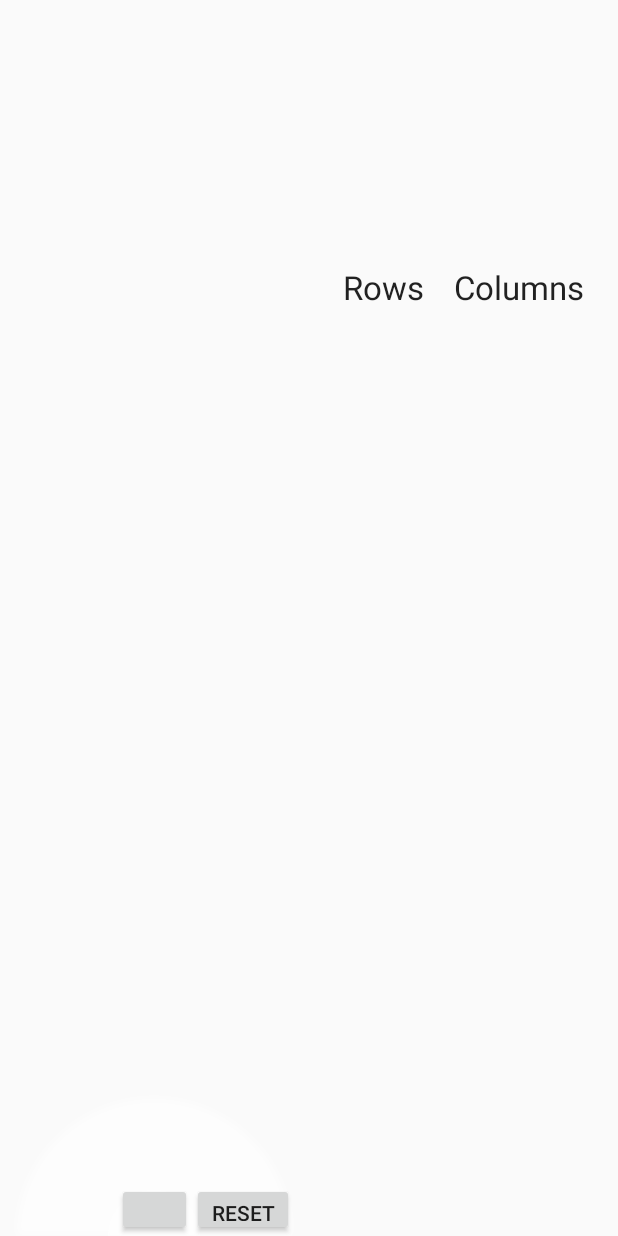
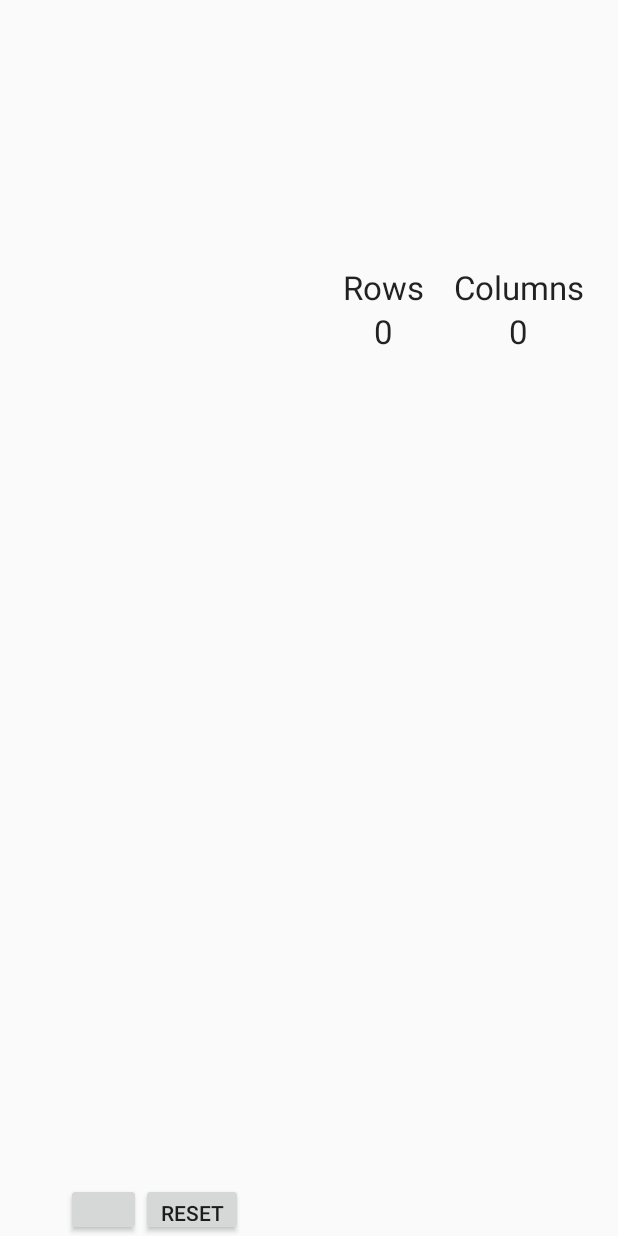
Before and after one commit to Kritten/touchpivot, an Android app: the screen it shows after launch (MainActivity), after a tap on "RESET", on a phone screen of 412 x 824 dp. Run offline under Robolectric (Android 15) with nearby library versions, the phone set to English and light mode, and no system bars; libraries missing offline, so code that uses them is left out: com.github.mikephil.charting; 13 statements that could not run were skipped; 1 other tap on this screen came first.

Commit message:
*last fixes

```diff
--- a/app/src/main/java/de/uni_weimar/touchpivot/DataManager.java
+++ b/app/src/main/java/de/uni_weimar/touchpivot/DataManager.java
@@ -107,7 +107,8 @@ public class DataManager {
      */
     private void loadDataItems() {
         try {
-            BufferedReader br = new BufferedReader( new InputStreamReader(resources.openRawResource(R.raw.exported_data)));
+//            BufferedReader br = new BufferedReader( new InputStreamReader(resources.openRawResource(R.raw.exported_data)));
+            BufferedReader br = new BufferedReader( new InputStreamReader(resources.openRawResource(R.raw.exported_data_new)));
 //            BufferedReader br = new BufferedReader( new InputStreamReader(resources.openRawResource(R.raw.file_short)));
             for(String line; (line = br.readLine()) != null; ) {
                 JSONObject obj = new JSONObject(line);
--- a/app/src/main/java/de/uni_weimar/touchpivot/GraphManager.java
+++ b/app/src/main/java/de/uni_weimar/touchpivot/GraphManager.java
@@ -64,7 +64,7 @@ class GraphManager {
     }
 
     private void renderInitialState() {
-//        this.showStats();
+        this.showStats();
         System.out.println("###################################");
 
         List<Entry> entries = new ArrayList<>();
@@ -93,6 +93,16 @@ class GraphManager {
     }
 
     private void showStats() {
+//        RelativeLayout layout = (RelativeLayout) activity.findViewById(R.id.layout_graph_top);
+//        layout.removeAllViews();
+//
+//        LinearLayout linearLayoutWrapperStats = new LinearLayout(activity);
+//        linearLayoutWrapperStats.setId(R.id.wrapper_stats);
+////        linearLayoutWrapperStats.setOrientation(LinearLayout.VERTICAL);
+//        LinearLayout.LayoutParams paramsWrapperStats = new LinearLayout.LayoutParams(LinearLayout.LayoutParams.WRAP_CONTENT, LinearLayout.LayoutParams.WRAP_CONTENT);
+////        paramsWrapperStats.addRule(RelativeLayout.CENTER_IN_PARENT, RelativeLayout.TRUE);
+//        linearLayoutWrapperStats.setLayoutParams(paramsWrapperStats);
+
         LinearLayout wrapperStats = (LinearLayout) activity.findViewById(R.id.wrapper_stats);
         wrapperStats.setVisibility(View.VISIBLE);
 
--- a/app/src/main/java/de/uni_weimar/touchpivot/MainActivity.java
+++ b/app/src/main/java/de/uni_weimar/touchpivot/MainActivity.java
@@ -1,5 +1,6 @@
 package de.uni_weimar.touchpivot;
 
+import android.content.Intent;
 import android.graphics.Color;
 import android.os.Bundle;
 import android.support.v7.app.AppCompatActivity;
@@ -56,13 +57,20 @@ public class MainActivity extends AppCompatActivity{
         fanMenuButton.setOnClickListener(new View.OnClickListener() {
             @Override
             public void onClick(View v) {
-                showFanMenu();
+                toggleFanMenu();
             }
         });
         resetButton.setOnClickListener(new View.OnClickListener() {
             @Override
             public void onClick(View v) {
-                dataManager.setPivot("");
+//                hideFanMenu();
+//                dataManager.setPivot("");
+                Intent intent = getIntent();
+                overridePendingTransition(0, 0);
+                intent.addFlags(Intent.FLAG_ACTIVITY_NO_ANIMATION);
+                finish();
+                overridePendingTransition(0, 0);
+                startActivity(intent);
             }
         });
         initFanMenu(columnHeaders);
@@ -111,6 +119,8 @@ public class MainActivity extends AppCompatActivity{
 //      mMenu = new SemiCircularRadialMenu(this);
         mMenu = (SemiCircularRadialMenu) findViewById(R.id.radial_menu);
         mMenu.setShowMenuText(true);
+        mMenu.setCloseMenuText("");
+        mMenu.setOpenMenuText("");
 
         int col_count = columns.size();
         for (int i = 0; i < col_count; i++) {
@@ -126,7 +136,12 @@ public class MainActivity extends AppCompatActivity{
         // adapted sample code from https://github.com/strider2023/Radial-Menu-Widget-Android (1.7.2017)
     }
 
-    private void showFanMenu() {
+    private void hideFanMenu() {
+        mMenu.setVisibility(View.GONE);
+        mMenu.dismissMenu();
+        fanActivated = false;
+    }
+    private void toggleFanMenu() {
         if (fanActivated){
             mMenu.setVisibility(View.GONE);
             mMenu.dismissMenu();
--- a/app/src/main/res/layout/activity_main.xml
+++ b/app/src/main/res/layout/activity_main.xml
@@ -14,15 +14,6 @@
         android:layout_height="match_parent"
         android:layout_weight="1">
 
-
-
-        <Button
-            android:id="@+id/fan_menu_button"
-            android:layout_width="50dp"
-            android:layout_height="35dp"
-            android:layout_alignParentBottom="true"
-            android:layout_centerHorizontal="true" />
-
         <ListView
             android:id="@+id/dataTable"
             android:layout_width="match_parent"
@@ -34,13 +25,25 @@
             android:layout_height="match_parent"
             android:padding="5dp"
             android:visibility="gone" />
-        <Button
-            android:id="@+id/reset_button"
-            android:layout_width="68dp"
-            android:text="Reset"
-            android:layout_height="35dp"
-            android:layout_toRightOf="@id/fan_menu_button"
-            android:layout_alignParentBottom="true" />
+
+
+        <LinearLayout
+            android:id="@+id/wrapper_buttons"
+            android:layout_width="wrap_content"
+            android:layout_height="wrap_content"
+            android:layout_alignParentBottom="true"
+            android:layout_centerHorizontal="true">
+
+            <Button
+                android:id="@+id/fan_menu_button"
+                android:layout_width="50dp"
+                android:layout_height="35dp" />
+            <Button
+                android:id="@+id/reset_button"
+                android:layout_width="68dp"
+                android:text="Reset"
+                android:layout_height="35dp" />
+        </LinearLayout>
     </RelativeLayout>
 
     <LinearLayout
```
Also changed, not shown: 1 other file.
